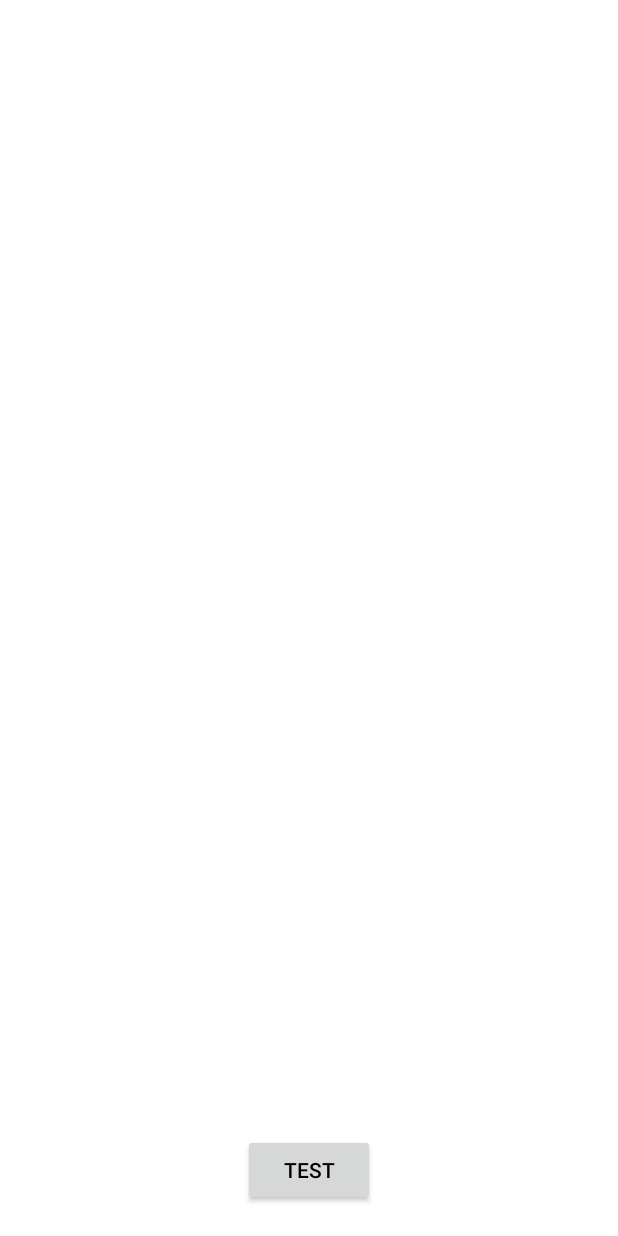
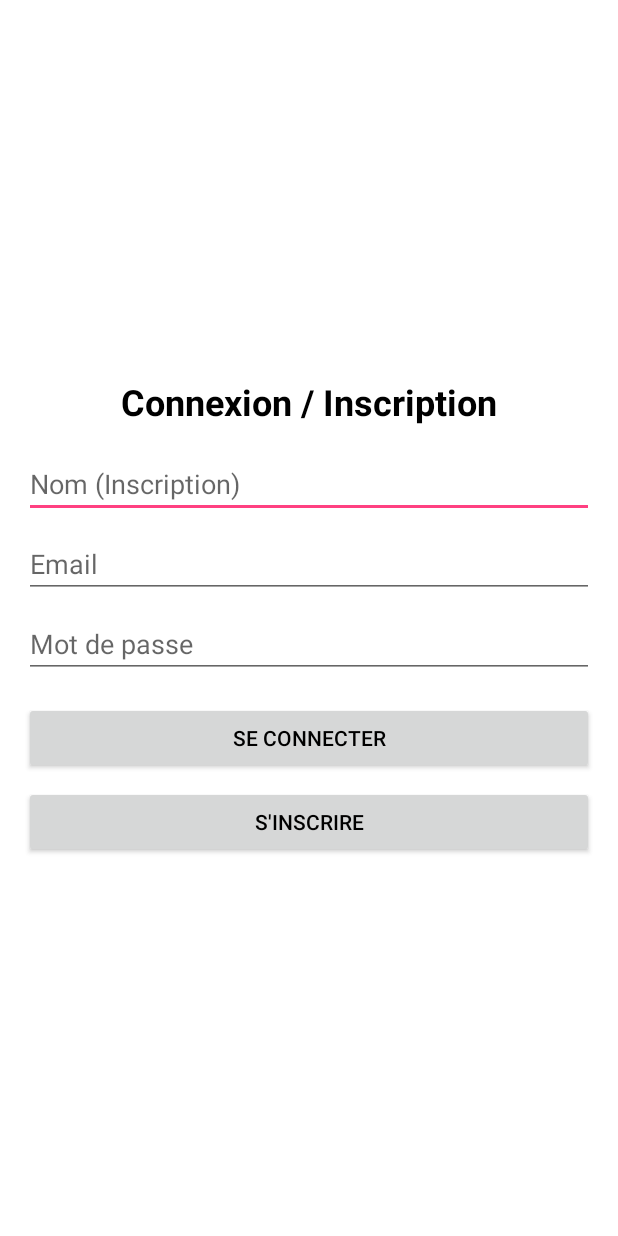
Before and after one commit to nathanchretien1-ship-it/SEM2, an Android app: the screen it shows after launch (MainActivity), on a phone screen of 412 x 824 dp. Run offline under Robolectric (Android 15) with nearby library versions, the phone set to English and light mode, and no system bars; our stand-ins replace RxJava; libraries missing offline, so code that uses them is left out: com.ihealth.communication; 3 statements that could not run were skipped.

```diff
--- a/app/build.gradle
+++ b/app/build.gradle
@@ -13,6 +13,11 @@ android {
         multiDexEnabled=true
         ndk {
             abiFilters 'armeabi', 'armeabi-v7a', 'arm64-v8a', 'x86', 'x86_64'
+        }
+    }
+    packagingOptions {
+        jniLibs {
+            useLegacyPackaging = true
         }
     }
     buildTypes {
--- a/app/src/main/java/com/ihealth/demo/business/MainActivity.java
+++ b/app/src/main/java/com/ihealth/demo/business/MainActivity.java
@@ -101,7 +101,7 @@ public class MainActivity extends AppCompatActivity {
                 payload.put("timestamp", System.currentTimeMillis());
 
                 DataOutputStream os = new DataOutputStream(conn.getOutputStream());
-                os.writeBytes(payload.toString());
+                os.write(payload.toString().getBytes("UTF-8"));
                 os.flush();
                 os.close();
 
--- a/app/src/main/res/layout/activity_main.xml
+++ b/app/src/main/res/layout/activity_main.xml
@@ -3,16 +3,119 @@
     android:layout_width="match_parent"
     android:layout_height="match_parent"
     android:background="#FFFFFF"
-    android:orientation="vertical">
+    android:padding="16dp">
+
+    <!-- Login Section -->
+    <LinearLayout
+        android:id="@+id/login_layout"
+        android:layout_width="match_parent"
+        android:layout_height="wrap_content"
+        android:layout_centerInParent="true"
+        android:orientation="vertical"
+        android:visibility="visible">
+
+        <TextView
+            android:layout_width="wrap_content"
+            android:layout_height="wrap_content"
+            android:text="Connexion / Inscription"
+            android:textSize="24sp"
+            android:textStyle="bold"
+            android:layout_marginBottom="16dp"
+            android:layout_gravity="center_horizontal" />
+
+        <EditText
+            android:id="@+id/edit_name"
+            android:layout_width="match_parent"
+            android:layout_height="wrap_content"
+            android:hint="Nom (Inscription)"
+            android:inputType="textPersonName"
+            android:layout_marginBottom="8dp" />
+
+        <EditText
+            android:id="@+id/edit_email"
+            android:layout_width="match_parent"
+            android:layout_height="wrap_content"
+            android:hint="Email"
+            android:inputType="textEmailAddress"
+            android:layout_marginBottom="8dp" />
+
+        <EditText
+            android:id="@+id/edit_password"
+            android:layout_width="match_parent"
+            android:layout_height="wrap_content"
+            android:hint="Mot de passe"
+            android:inputType="textPassword"
+            android:layout_marginBottom="16dp" />
+
+        <Button
+            android:id="@+id/button_login"
+            android:layout_width="match_parent"
+            android:layout_height="wrap_content"
+            android:text="Se connecter" />
+
+        <Button
+            android:id="@+id/button_register"
+            android:layout_width="match_parent"
+            android:layout_height="wrap_content"
+            android:layout_marginTop="8dp"
+            android:text="S'inscrire" />
+    </LinearLayout>
+
+    <!-- Measurement Section -->
+    <LinearLayout
+        android:id="@+id/measurement_layout"
+        android:layout_width="match_parent"
+        android:layout_height="wrap_content"
+        android:layout_above="@+id/test_button"
+        android:layout_centerHorizontal="true"
+        android:layout_marginBottom="32dp"
+        android:orientation="vertical"
+        android:visibility="gone">
+
+        <TextView
+            android:layout_width="wrap_content"
+            android:layout_height="wrap_content"
+            android:text="Mesures Récentes"
+            android:textSize="20sp"
+            android:textStyle="bold"
+            android:layout_marginBottom="16dp"
+            android:layout_gravity="center_horizontal" />
+
+        <TextView
+            android:id="@+id/tv_spo2"
+            android:layout_width="match_parent"
+            android:layout_height="wrap_content"
+            android:text="SpO2: -- %"
+            android:textSize="18sp"
+            android:layout_marginBottom="8dp" />
+
+        <TextView
+            android:id="@+id/tv_bpm"
+            android:layout_width="match_parent"
+            android:layout_height="wrap_content"
+            android:text="BPM: -- bpm"
+            android:textSize="18sp"
+            android:layout_marginBottom="8dp" />
+
+        <TextView
+            android:id="@+id/tv_temperature"
+            android:layout_width="match_parent"
+            android:layout_height="wrap_content"
+            android:text="Température: -- °C"
+            android:textSize="18sp"
+            android:layout_marginBottom="8dp" />
+
+    </LinearLayout>
 
     <Button
         android:id="@+id/test_button"
         android:layout_width="wrap_content"
         android:layout_height="wrap_content"
         android:layout_alignParentBottom="true"
-        android:layout_centerInParent="true"
-        android:layout_margin="20dp"
+        android:layout_centerHorizontal="true"
+        android:layout_marginBottom="20dp"
         android:padding="10dp"
-        android:text="Test" />
+        android:text="Lancer le Scan (PO3/NT13B)"
+        android:visibility="gone" />
 
 </RelativeLayout>
--- a/app/src/main/res/xml/network_security_config.xml
+++ b/app/src/main/res/xml/network_security_config.xml
@@ -1,8 +1,10 @@
 <?xml version="1.0" encoding="utf-8"?>
 <network-security-config>
-    <base-config cleartextTrafficPermitted="true">
+    <domain-config>
+        <domain includeSubdomains="true">sem2grp2.istic.univ-rennes1.fr</domain>
         <trust-anchors>
-            <certificates src="system" />
+            <certificates src="@raw/my_ca"/>
+            <certificates src="system"/>
         </trust-anchors>
-    </base-config>
+    </domain-config>
 </network-security-config>
--- a/gradle.properties
+++ b/gradle.properties
@@ -10,7 +10,7 @@
 # This option should only be used with decoupled projects. More details, visit
 # http://www.gradle.org/docs/current/userguide/multi_project_builds.html#sec:decoupled_projects
 # org.gradle.parallel=true
-org.gradle.jvmargs=-Xmx2048m -XX:MaxPermSize=1024m -XX:+HeapDumpOnOutOfMemoryError -Dfile.encoding=UTF-8
+org.gradle.jvmargs=-Xmx2048m  -XX:+HeapDumpOnOutOfMemoryError -Dfile.encoding=UTF-8
 android.useAndroidX=true
 android.enableJetifier=true
 android.nonTransitiveRClass=true
```
Also changed, not shown: 1 other file.
